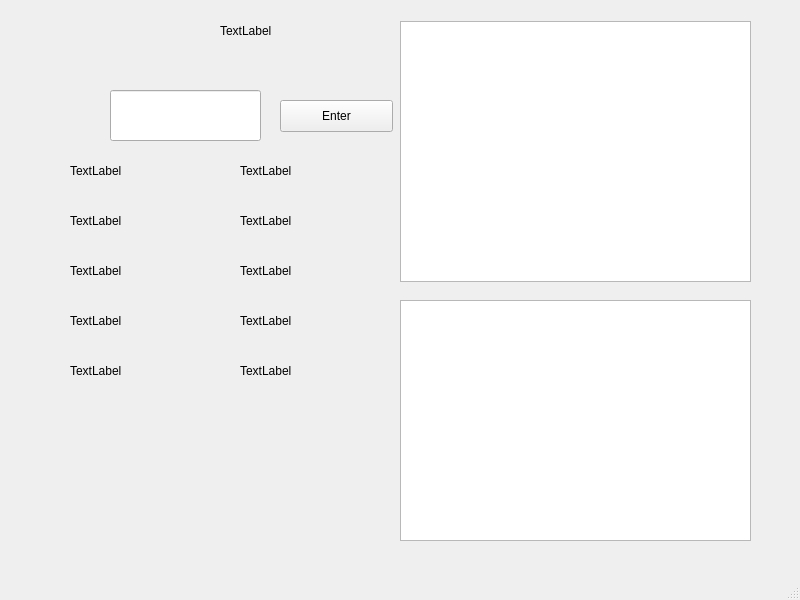
The window that newGui.ui (pavelgromov/EC327Project) describes before a commit, drawn with Qt 5.
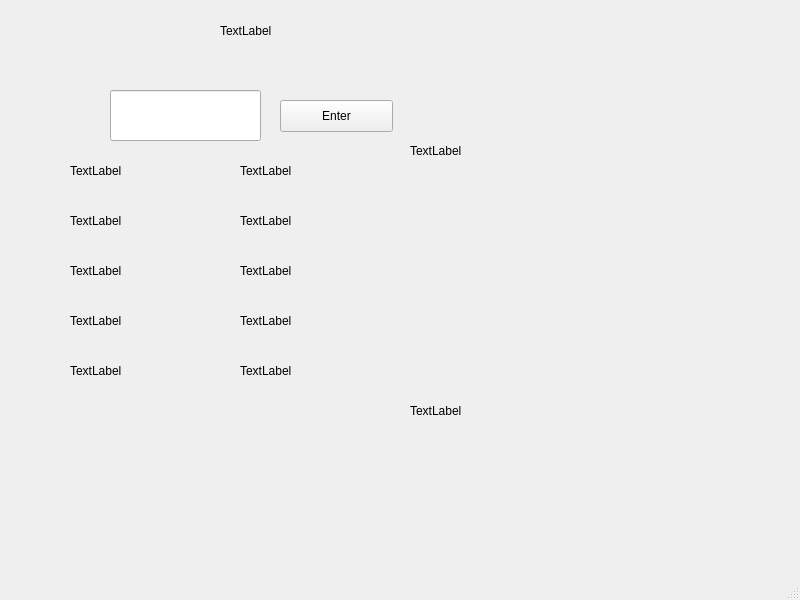
The same window after the commit.

```diff
--- a/newGui.ui
+++ b/newGui.ui
@@ -50,26 +50,6 @@
      <string>TextLabel</string>
     </property>
    </widget>
-   <widget class="QGraphicsView" name="graphicsView">
-    <property name="geometry">
-     <rect>
-      <x>400</x>
-      <y>21</y>
-      <width>351</width>
-      <height>261</height>
-     </rect>
-    </property>
-   </widget>
-   <widget class="QGraphicsView" name="graphicsView_2">
-    <property name="geometry">
-     <rect>
-      <x>400</x>
-      <y>300</y>
-      <width>351</width>
-      <height>241</height>
-     </rect>
-    </property>
-   </widget>
    <widget class="QPushButton" name="pushButton">
     <property name="geometry">
      <rect>
@@ -200,6 +180,32 @@
      <string>TextLabel</string>
     </property>
    </widget>
+   <widget class="QLabel" name="label_12">
+    <property name="geometry">
+     <rect>
+      <x>410</x>
+      <y>30</y>
+      <width>331</width>
+      <height>241</height>
+     </rect>
+    </property>
+    <property name="text">
+     <string>TextLabel</string>
+    </property>
+   </widget>
+   <widget class="QLabel" name="label_13">
+    <property name="geometry">
+     <rect>
+      <x>410</x>
+      <y>290</y>
+      <width>331</width>
+      <height>241</height>
+     </rect>
+    </property>
+    <property name="text">
+     <string>TextLabel</string>
+    </property>
+   </widget>
   </widget>
   <widget class="QMenuBar" name="menubar">
    <property name="geometry">
```
